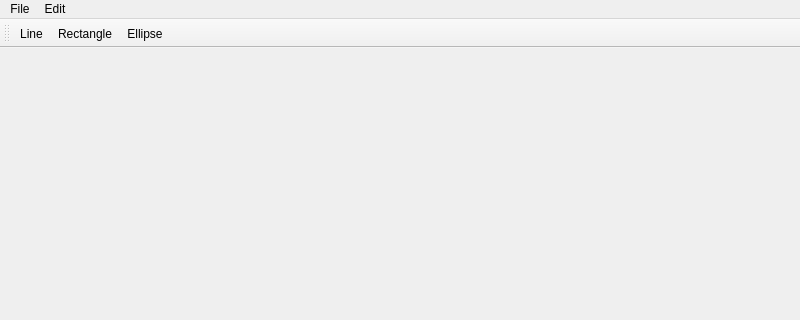
nguray/CppQtSpriteEditor, file mainwindow.ui: the form before one commit; both pictures show x 0 to 800 and y 0 to 320 of the 800 by 600 pixel window.
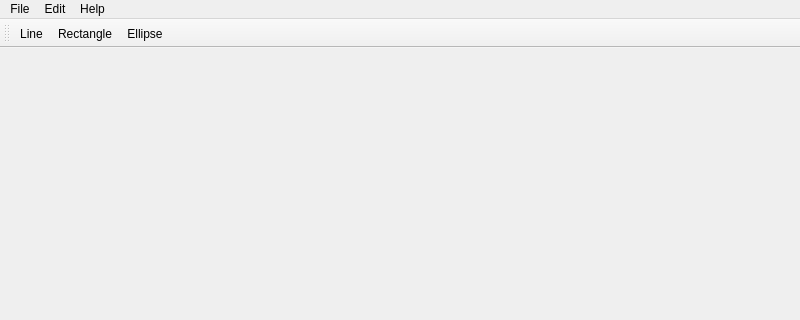
The form after the commit. Icons and pictures are not drawn.

Commit message: Add Sprites Class

Patch:
```diff
--- a/mainwindow.ui
+++ b/mainwindow.ui
@@ -77,8 +77,15 @@
     <addaction name="actionCopy"/>
     <addaction name="actionPaste"/>
    </widget>
+   <widget class="QMenu" name="menuHelp">
+    <property name="title">
+     <string>Help</string>
+    </property>
+    <addaction name="actionAbout_SpriteEditor"/>
+   </widget>
    <addaction name="menuFile"/>
    <addaction name="menuEdit"/>
+   <addaction name="menuHelp"/>
   </widget>
   <widget class="QStatusBar" name="statusbar"/>
   <widget class="QToolBar" name="toolBar">
```
Left out of the diff: 8 changed lines with no effect on the pictures. The commit also changes 6 other files.
